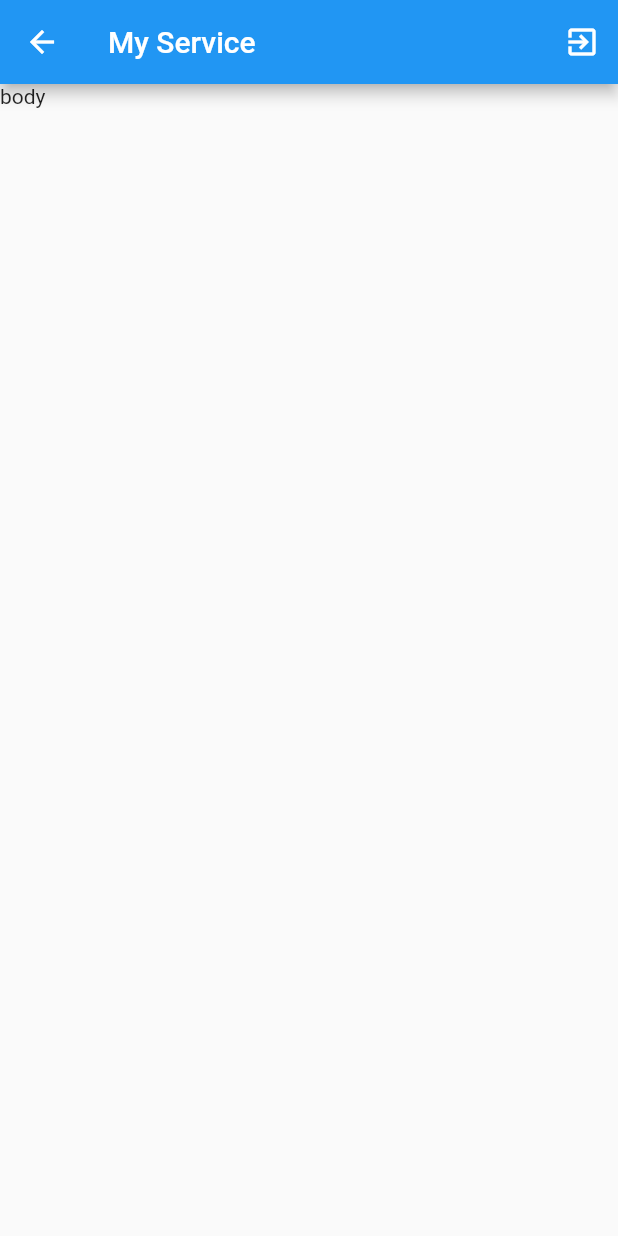
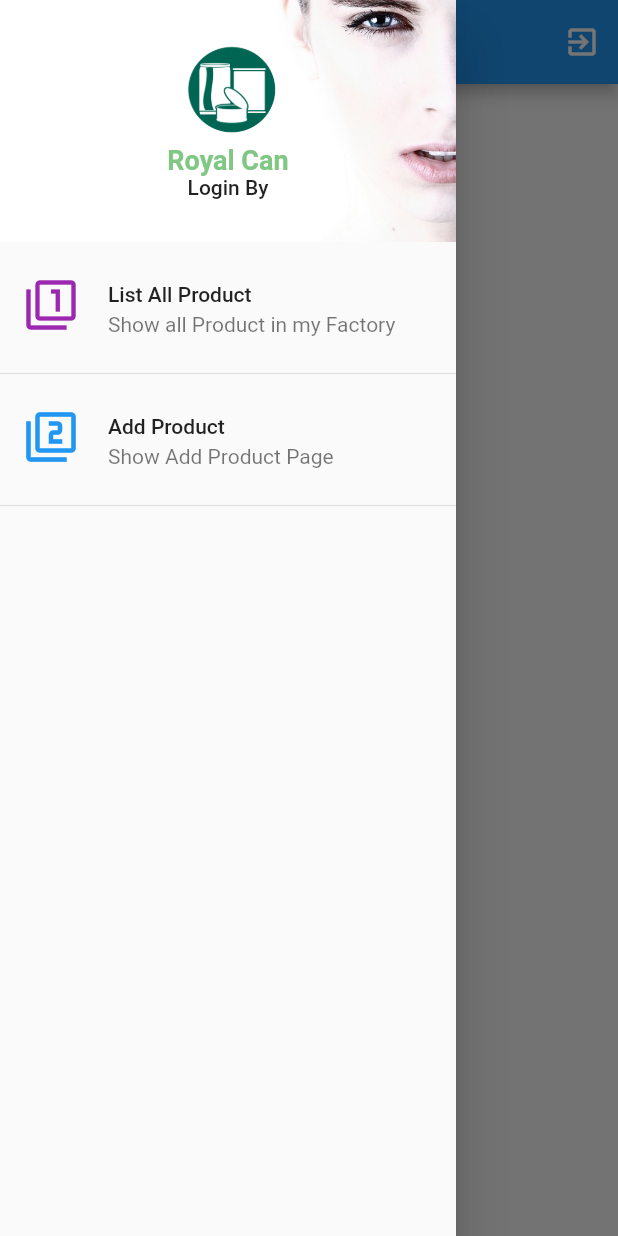
Before and after one commit to wnuntawat/Armrci, a Flutter app: the Myservice screen opened directly, with the side drawer open (before the commit the screen has no drawer), on a phone screen of 412 x 824 dp. Run offline on Flutter 3.47's test engine with Material 2 defaults, Android fonts, the phone set to English and light mode, and no system bars; our stand-ins replace firebase_auth; accounts and stored records are empty; network calls fail.

```diff
--- a/lib/screens/home.dart
+++ b/lib/screens/home.dart
@@ -177,7 +177,7 @@ class _HomeState extends State<Home> {
     return Text(
       'บริษัท รอแยลแคนอินดัสทรีส์ จำกัด',
       style: TextStyle(
-        fontSize: 30.0,
+        fontSize: 20.0,
         fontWeight: FontWeight.bold,
         fontStyle: FontStyle.normal,
         color: Colors.green[300],
--- a/lib/screens/my_service.dart
+++ b/lib/screens/my_service.dart
@@ -1,4 +1,5 @@
 import 'package:armrci/screens/home.dart';
+import 'package:armrci/screens/my_style.dart';
 import 'package:firebase_auth/firebase_auth.dart';
 import 'package:flutter/material.dart';
 
@@ -11,6 +12,84 @@ class _MyserviceState extends State<Myservice> {
 // ExplicitT
 
 // Method
+
+  Widget myDrawer() {
+    return Drawer(
+      child: ListView(
+        children: <Widget>[
+          myHeadDrawer(),
+          menuShowListProduct(),
+          Divider(),
+          menuShowAddProduct(),
+          Divider(),
+        ],
+      ),
+    );
+  }
+
+  Widget menuShowListProduct() {
+    return ListTile(
+      leading: Icon(
+        Icons.filter_1,
+        size: 36.0,
+        color: Colors.purple,
+      ),
+      title: Text('List All Product'),
+      subtitle: Text('Show all Product in my Factory'),
+    );
+  }
+
+  Widget menuShowAddProduct() {
+    return ListTile(
+      leading: Icon(
+        Icons.filter_2,
+        size: 36.0,
+        color: Colors.blue,
+      ),
+      title: Text('Add Product'),
+      subtitle: Text('Show Add Product Page'),
+    );
+  }
+
+  Widget myHeadDrawer() {
+    return DrawerHeader(
+      decoration: BoxDecoration(
+        image: DecorationImage(
+          image: AssetImage('images/wallpaper.jpg'),
+          fit: BoxFit.cover,
+        ),
+      ),
+      child: Column(
+        children: <Widget>[
+          showLogo(),
+          showAppName(),
+          showLogin(),
+        ],
+      ),
+    );
+  }
+
+  Widget showLogo() {
+    return Container(
+      height: 80.0,
+      child: Image.asset('images/logo.png'),
+    );
+  }
+
+  Widget showAppName() {
+    return Text(
+      'Royal Can',
+      style: TextStyle(
+        color: MyStyle().textColor,
+        fontSize: MyStyle().h2,
+        fontWeight: FontWeight.bold,
+      ),
+    );
+  }
+
+  Widget showLogin() {
+    return Text('Login By');
+  }
 
   Widget signOutButton() {
     return IconButton(
@@ -40,6 +119,7 @@ class _MyserviceState extends State<Myservice> {
         actions: <Widget>[signOutButton()],
       ),
       body: Text('body'),
+      drawer: myDrawer(),
     );
   }
 }
--- a/pubspec.yaml
+++ b/pubspec.yaml
@@ -44,7 +44,7 @@ flutter:
   # To add assets to your application, add an assets section, like this:
   assets:
    - images/logo.png
-  #  - images/a_dot_ham.jpeg
+   - images/wallpaper.jpg
 
   # An image asset can refer to one or more resolution-specific "variants", see
   # https://flutter.dev/assets-and-images/#resolution-aware.
```
Also changed, not shown: images/wallpaper.jpg (added).
